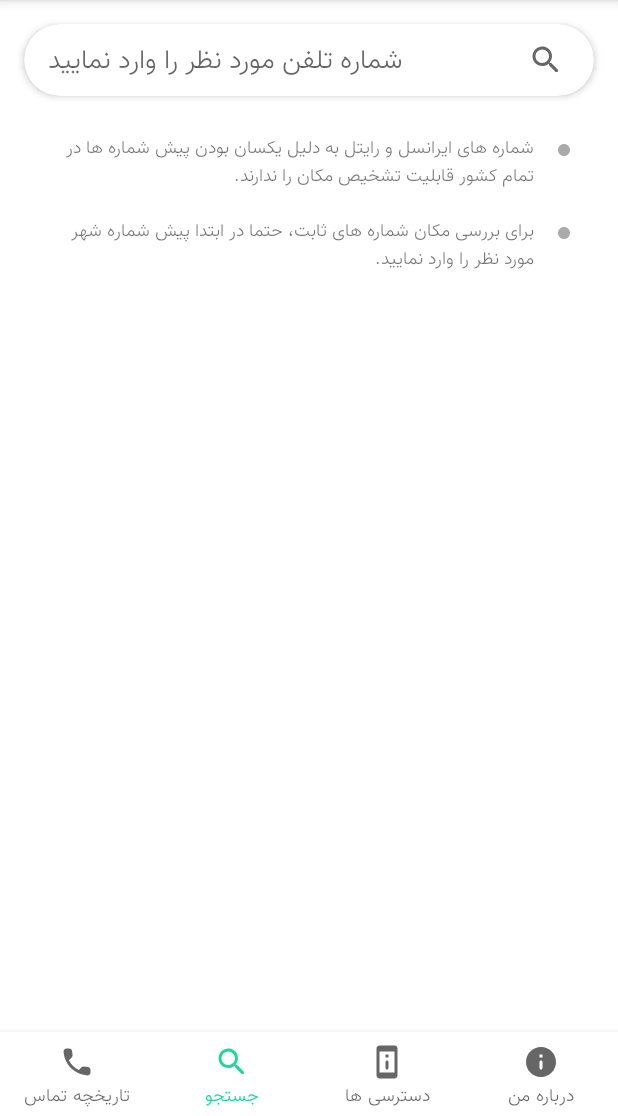
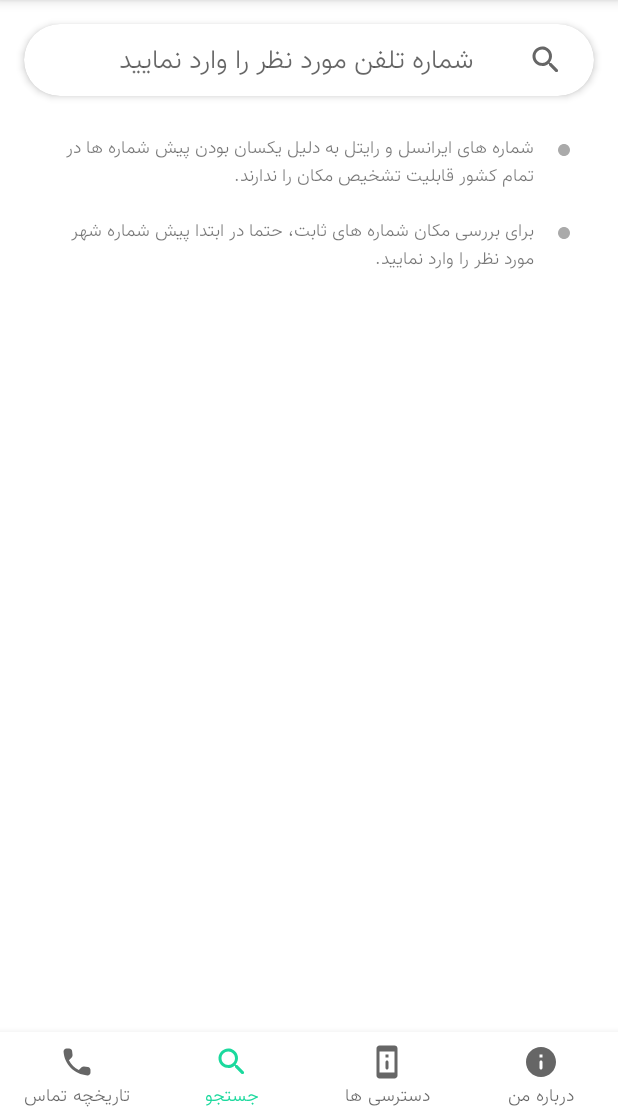
Before and after one commit to HeyPouya/AntiSpam, an Android app: the SearchPhoneFragment screen opened through its navigation route, on a phone screen of 412 x 824 dp, the part 120-1236 px from its top. Run offline under Robolectric (Android 15) with nearby library versions, the phone set to English and light mode, and no system bars; our stand-ins replace navigation-ui.

Commit message:
Fixed some issues in search

```diff
--- a/app/src/main/res/layout/search_phone_fragment.xml
+++ b/app/src/main/res/layout/search_phone_fragment.xml
@@ -30,6 +30,7 @@
                 android:layout_height="match_parent"
                 android:layout_weight="1"
                 android:background="@android:color/transparent"
+                android:gravity="end|center"
                 android:hint="@string/enter_your_phone_number"
                 android:imeOptions="actionSearch"
                 android:importantForAutofill="no"
```
